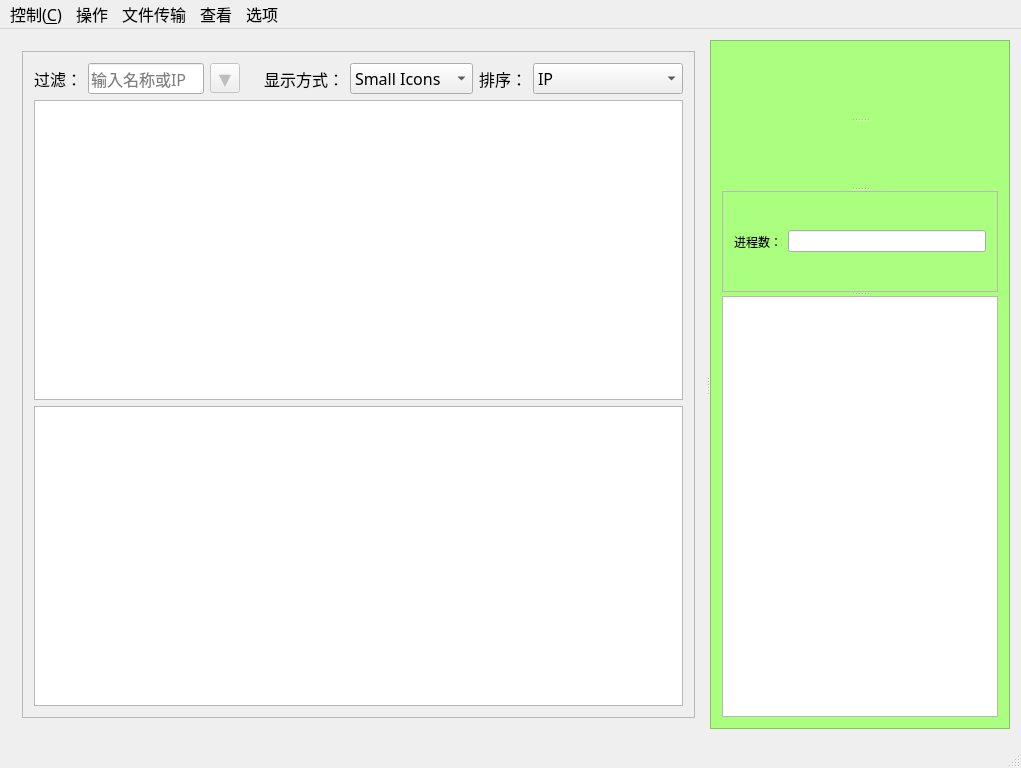
cokkiy/CC, file CC-Client/CC-Client/mainwindow.ui: the form before one commit.
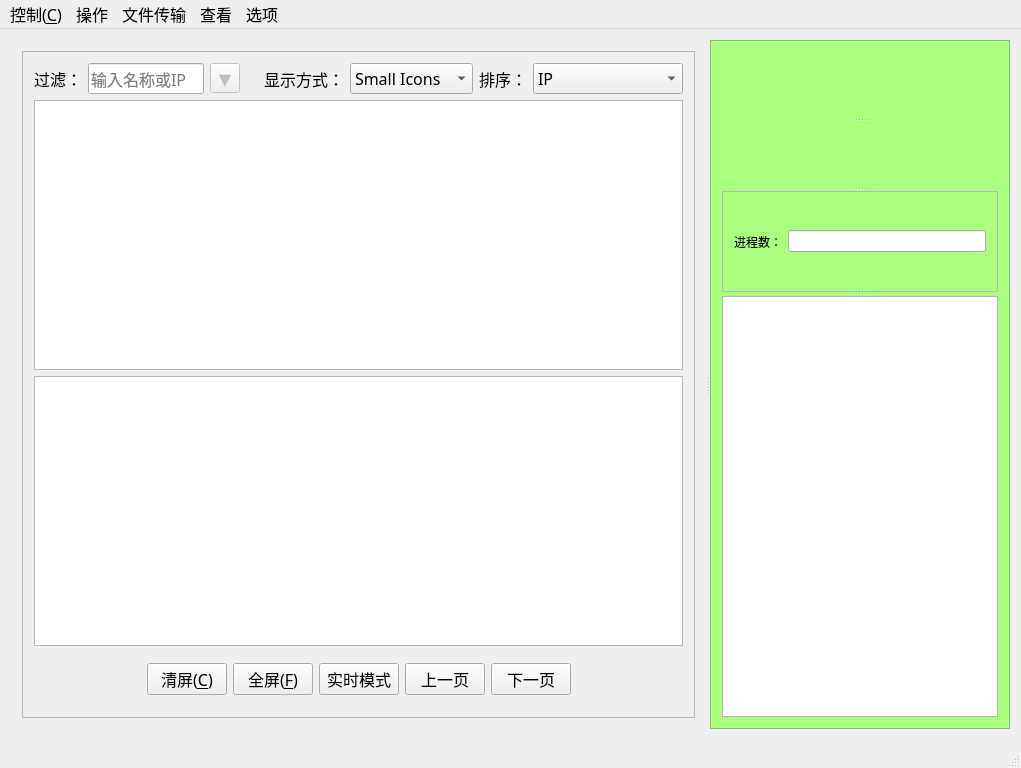
The form after the commit. Icons and pictures are not drawn. Custom widgets are drawn as their Qt base class.

Commit message: 实现了远程控制指显切换画面、进入/退出全屏和进入实时模式

Diff of the .ui file:
```diff
--- a/CC-Client/CC-Client/mainwindow.ui
+++ b/CC-Client/CC-Client/mainwindow.ui
@@ -298,6 +298,124 @@
              </attribute>
             </widget>
            </item>
+           <item>
+            <widget class="QFrame" name="">
+             <property name="styleSheet">
+              <string notr="true"/>
+             </property>
+             <layout class="QHBoxLayout" name="horizontalLayout_3">
+              <item>
+               <spacer name="horizontalSpacer_3">
+                <property name="orientation">
+                 <enum>Qt::Horizontal</enum>
+                </property>
+                <property name="sizeHint" stdset="0">
+                 <size>
+                  <width>40</width>
+                  <height>20</height>
+                 </size>
+                </property>
+               </spacer>
+              </item>
+              <item>
+               <widget class="QPushButton" name="clearPagePushButton">
+                <property name="toolTip">
+                 <string>清除选定工作站指显画面</string>
+                </property>
+                <property name="statusTip">
+                 <string>清除选定工作站指显画面（Ctrl+Shift+C）</string>
+                </property>
+                <property name="whatsThis">
+                 <string>清除选定工作站指显画面</string>
+                </property>
+                <property name="text">
+                 <string>清屏(&amp;C)</string>
+                </property>
+                <property name="shortcut">
+                 <string>Ctrl+Shift+C</string>
+                </property>
+               </widget>
+              </item>
+              <item>
+               <widget class="QPushButton" name="fullDcreenPushButton">
+                <property name="toolTip">
+                 <string>选定工作站指显画面全屏显示</string>
+                </property>
+                <property name="statusTip">
+                 <string>选定工作站指显画面全屏显示（Ctrl+Return）</string>
+                </property>
+                <property name="text">
+                 <string>全屏(&amp;F)</string>
+                </property>
+                <property name="shortcut">
+                 <string>Ctrl+Return</string>
+                </property>
+               </widget>
+              </item>
+              <item>
+               <widget class="QPushButton" name="realtimePushButton">
+                <property name="toolTip">
+                 <string>选定工作站切换到实时模式</string>
+                </property>
+                <property name="statusTip">
+                 <string>选定工作站切换到实时模式（Ctrl+R）</string>
+                </property>
+                <property name="text">
+                 <string>实时模式</string>
+                </property>
+                <property name="shortcut">
+                 <string>Ctrl+R</string>
+                </property>
+               </widget>
+              </item>
+              <item>
+               <widget class="QPushButton" name="prevPagePushButton">
+                <property name="toolTip">
+                 <string>选定工作站切换到上一页</string>
+                </property>
+                <property name="statusTip">
+                 <string>选定工作站切换到上一页（Ctrl+Shift+P）</string>
+                </property>
+                <property name="text">
+                 <string>上一页</string>
+                </property>
+                <property name="shortcut">
+                 <string>Ctrl+Shift+P</string>
+                </property>
+               </widget>
+              </item>
+              <item>
+               <widget class="QPushButton" name="nextPushButton">
+                <property name="toolTip">
+                 <string>选定工作站切换到下一页</string>
+                </property>
+                <property name="statusTip">
+                 <string>选定工作站切换到下一页（Ctrl+Shift+N）</string>
+                </property>
+                <property name="text">
+                 <string>下一页</string>
+                </property>
+                <property name="shortcut">
+                 <string>Ctrl+Shift+N</string>
+                </property>
+               </widget>
+              </item>
+              <item>
+               <spacer name="horizontalSpacer_4">
+                <property name="orientation">
+                 <enum>Qt::Horizontal</enum>
+                </property>
+                <property name="sizeHint" stdset="0">
+                 <size>
+                  <width>40</width>
+                  <height>20</height>
+                 </size>
+                </property>
+               </spacer>
+              </item>
+             </layout>
+            </widget>
+           </item>
           </layout>
          </widget>
         </item>
```
The commit also changes 9 other files.
